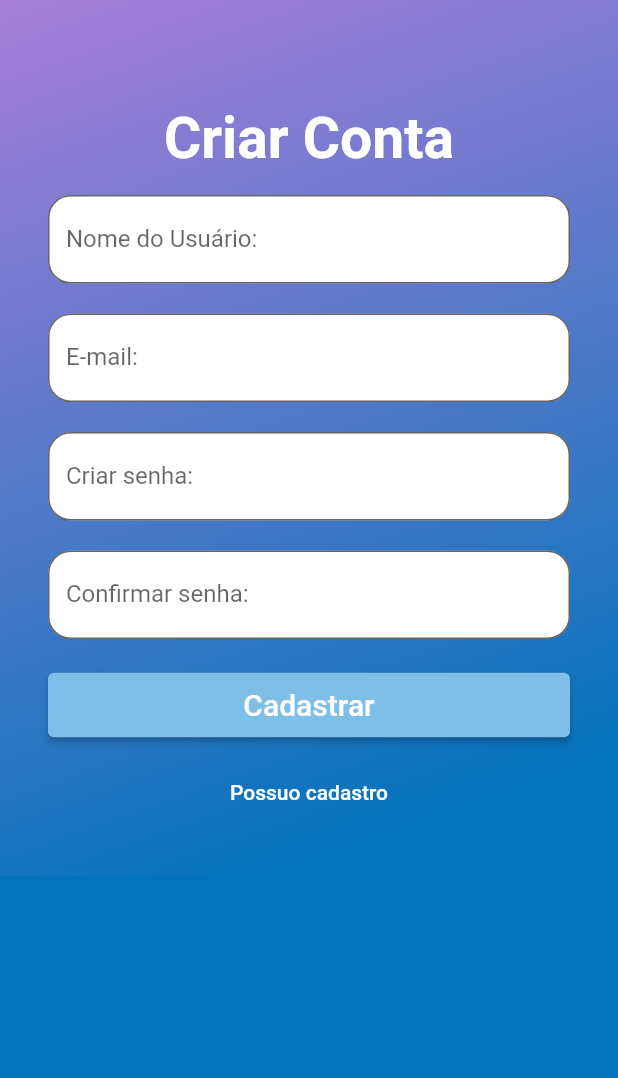
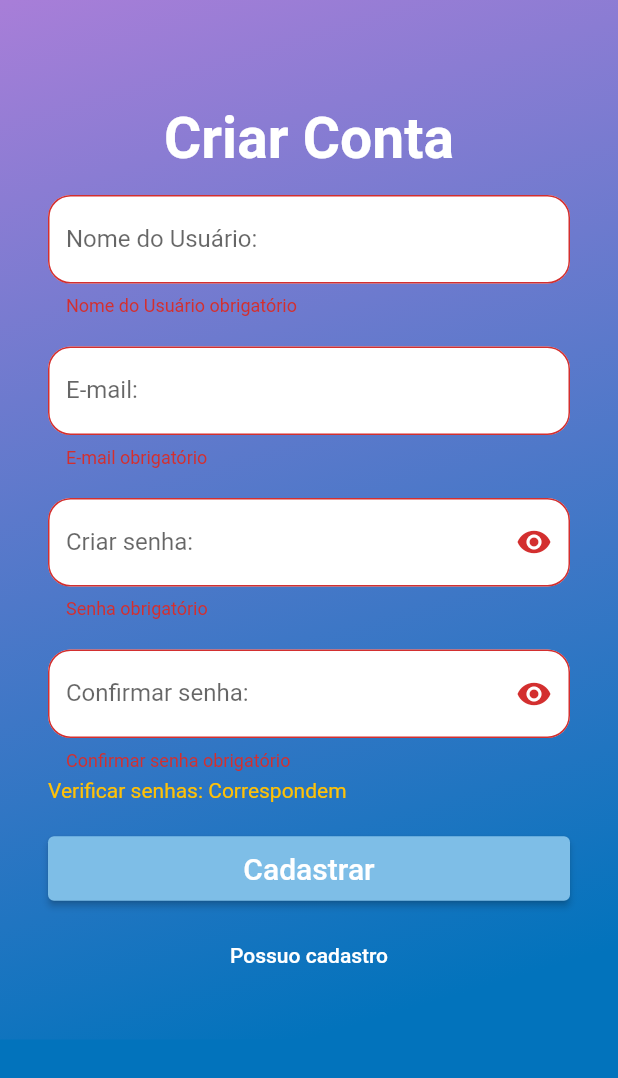
Before and after one commit to CayoRoberto/Fast-Trivia, a Flutter app: the CadastrarUsuario screen opened directly, after a tap on "Cadastrar", on a phone screen of 412 x 824 dp. Shown: the top 1078 px of the screen. Run offline on Flutter 3.47's test engine with Material 2 defaults, Android fonts, the phone set to English and light mode, and no system bars; our stand-ins replace sqflite; accounts and stored records are empty.

Commit message:
conexao com banco de dados SQLite e telas de questionario e melhira da tela de cadastro

```diff
--- a/lib/CadastrarUsuario.dart
+++ b/lib/CadastrarUsuario.dart
@@ -1,5 +1,9 @@
+import 'dart:developer';
+
 import 'package:flutter/cupertino.dart';
 import 'package:flutter/material.dart';
+import 'package:sqflite/sqflite.dart';
+import 'package:path/path.dart';
 
 class CadastrarUsuario extends StatefulWidget {
   const CadastrarUsuario({Key? key}) : super(key: key);
@@ -9,6 +13,42 @@ class CadastrarUsuario extends StatefulWidget {
 }
 
 class _CadastrarUsuarioState extends State<CadastrarUsuario> {
+
+  //pegar a informacao
+  TextEditingController _nomeUsuarioController = TextEditingController();
+  TextEditingController _emailController = TextEditingController();
+  TextEditingController _senhaController = TextEditingController();
+  TextEditingController _confirmarSenhaController = TextEditingController();
+
+
+  bool esconderSenha = true;
+  bool esconderSenhaConfirmar = true;
+  String _msgSenha = "Verificar senhas:";
+  String senhaFinalController = "";
+
+  final formKey = GlobalKey<FormState>();
+  final senhaKey = GlobalKey<FormFieldState>();
+
+  void _verificarSenha(){
+    if(_confirmarSenhaController != _senhaController){
+      setState(() {
+        _msgSenha = "Verificar senhas: Não correspondem";
+      });
+
+    }else{
+      setState(() {
+        _msgSenha = "Verificar senhas: Correspondem";
+      });
+    }
+  }
+
+  /*
+  _recuperarBancoDados() async {
+    final caminhoBancoDados = await getDatabasesPath();
+    final localBancoDados = join(caminhoBancoDados, "fastrivia.db");
+  }
+  */
+
   @override
   Widget build(BuildContext context) {
     return Scaffold(
@@ -29,6 +69,8 @@ class _CadastrarUsuarioState extends State<CadastrarUsuario> {
               )
 
           ),
+          child: Form(
+            key: formKey,
             child: Column(
               mainAxisAlignment: MainAxisAlignment.center,
               crossAxisAlignment: CrossAxisAlignment.stretch,
@@ -49,8 +91,13 @@ class _CadastrarUsuarioState extends State<CadastrarUsuario> {
                 ),
                 Padding(
                   padding: EdgeInsets.only(bottom: 20),
-                child: TextField(
+                  child: TextFormField(
                     keyboardType: TextInputType.emailAddress,
+                    validator: (String? value){
+                      if(value == null || value.isEmpty){
+                        return "Nome do Usuário obrigatório";
+                      }
+                    },
                     decoration: InputDecoration(
                       border: OutlineInputBorder(
                           borderRadius: BorderRadius.circular(15),
@@ -66,8 +113,13 @@ class _CadastrarUsuarioState extends State<CadastrarUsuario> {
                 ),
                 Padding(
                   padding: EdgeInsets.only(bottom: 20),
-                child: TextField(
+                  child: TextFormField(
                     keyboardType: TextInputType.emailAddress,
+                    validator: (String? value){
+                      if(value == null || value.isEmpty){
+                        return "E-mail obrigatório";
+                      }
+                    },
                     decoration: InputDecoration(
                       border: OutlineInputBorder(
                           borderRadius: BorderRadius.circular(15),
@@ -83,9 +135,15 @@ class _CadastrarUsuarioState extends State<CadastrarUsuario> {
                 ),
                 Padding(
                   padding: EdgeInsets.only(bottom: 20),
-                child: TextField(
+                  child: TextFormField(
                     keyboardType: TextInputType.visiblePassword,
-
+                    obscureText: esconderSenha,
+                    controller: _senhaController,
+                    validator: (String? value){
+                      if(value == null || value.isEmpty){
+                        return "Senha obrigatório";
+                      }
+                    },
                     decoration: InputDecoration(
                       border: OutlineInputBorder(
                           borderRadius: BorderRadius.circular(15),
@@ -96,36 +154,80 @@ class _CadastrarUsuarioState extends State<CadastrarUsuario> {
                       filled: true,
                       fillColor: Colors.white,
                       labelText: "Criar senha:",
+                      suffixIcon: InkWell(
+                        onTap: (){
+                          log("pressed");
+                          setState(() {
+                            esconderSenha = !esconderSenha;
+                          });
+                        },
+                        child: Icon(esconderSenha ? Icons.visibility : Icons.visibility_off),
+                      ),
+                    ),
 
-                  ),
-                  obscureText: true,
 
                   ),
                 ),
                 Padding(
-                padding: EdgeInsets.only(bottom: 20),
-                child: TextField(
+                  padding: EdgeInsets.only(bottom: 5),
+                  child: TextFormField(
+                    key: senhaKey,
                     keyboardType: TextInputType.visiblePassword,
+                    obscureText: esconderSenhaConfirmar,
+                    controller: _confirmarSenhaController,
+                    validator: (String? value){
+                      if(value == null || value.isEmpty){
+                        return "Confirmar senha obrigatório";
+                      }
+                    },
+                    decoration: InputDecoration(
 
-                  decoration: InputDecoration(
                       border: OutlineInputBorder(
                           borderRadius: BorderRadius.circular(15),
                           borderSide: BorderSide(
                               color: Colors.black
-                        )
                           ),
+                      ),
+
                       filled: true,
                       fillColor: Colors.white,
                       labelText: "Confirmar senha:",
-
+                      suffixIcon: InkWell(
+                        onTap: (){
+                          log("pressed");
+                          setState(() {
+                            esconderSenhaConfirmar = !esconderSenhaConfirmar;
+                          });
+                        },
+                        child: Icon(esconderSenhaConfirmar ? Icons.visibility : Icons.visibility_off),
                       ),
-                  obscureText: true,
-
+                    ),
+                  ),
+                ),
+                Padding(
+                  padding: EdgeInsets.only(bottom: 20),
+                  child: Text(
+                    _msgSenha,
+                    style: TextStyle(
+                        color: Colors.amber
+                    ),
                   ),
                 ),
                 ElevatedButton(
                   onPressed: (){
-
+                    formKey.currentState?.validate();
+                    print("_confirmarSenhaController " + _confirmarSenhaController.text);
+                    print("_senhaController " + _senhaController.text);
+                    if(_confirmarSenhaController.text != _senhaController.text){
+                      setState(() {
+                        _msgSenha = "Verificar senhas: Não correspondem";
+                      });
+                    }else{
+                      senhaFinalController = _senhaController.text;
+                      setState(() {
+                        _msgSenha = "Verificar senhas: Correspondem";
+                      });
+                    }
                   },
                   child: Text(
                     "Cadastrar",
@@ -157,6 +259,7 @@ class _CadastrarUsuarioState extends State<CadastrarUsuario> {
             ),
           ),
         ),
+      ),
     );
   }
 }
--- a/lib/Questionario.dart
+++ b/lib/Questionario.dart
@@ -51,9 +51,11 @@ class _QuestionarioState extends State<Questionario> {
                    // border: Border.all(width: 3, color: Colors.red),
                     borderRadius: BorderRadius.all(Radius.circular(20))
                   ),
-                  child: Row(
-                    mainAxisAlignment: MainAxisAlignment.center,
+                  child: Column(
+                    mainAxisAlignment: MainAxisAlignment.start,
+                    crossAxisAlignment: CrossAxisAlignment.center,
                     children: [
+                      Padding(padding: EdgeInsets.only(bottom: 100), child: Text("Geografia"), ),
                       Text(
                         "Quais o menor e o maior país do mundo?",
                        // textAlign: TextAlign.center,
--- a/lib/main.dart
+++ b/lib/main.dart
@@ -7,8 +7,8 @@ import 'package:flutter/material.dart';
 void main() {
   runApp(MaterialApp(
     debugShowCheckedModeBanner: false,
-    home: TelaInicial(),
-    //home: Questionario(),
+    //home: TelaInicial(),
+    home: Questionario(),
     //home: TelaPrincipal(),
     //home: CadastrarUsuario(),
   ));
--- a/pubspec.yaml
+++ b/pubspec.yaml
@@ -28,6 +28,7 @@ dependencies:
   # The following adds the Cupertino Icons font to your application.
   # Use with the CupertinoIcons class for iOS style icons.
   cupertino_icons: ^1.0.2
+  sqflite: ^2.0.2
 
 dev_dependencies:
   flutter_test:
```
Also changed, not shown: lib/TelaInicial.dart (+15 -2 lines), pubspec.lock. Lines whose indentation alone changed are shown as unchanged.
